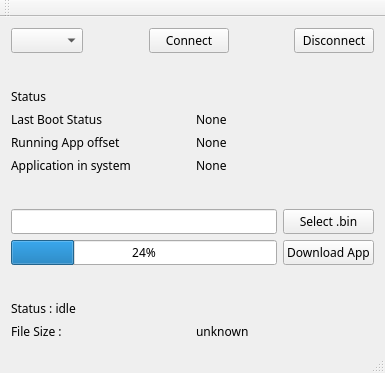
The window that SecureBootLoader/Downloader_GUI/downloader/mainwindow.ui (ablinux/thesourcecode) describes before a commit, drawn with Qt 5.
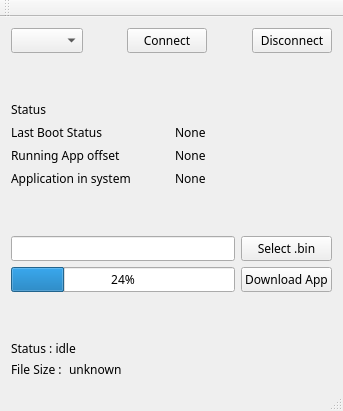
The same window after the commit. Icons and pictures are not drawn.

```diff
--- a/SecureBootLoader/Downloader_GUI/downloader/mainwindow.ui
+++ b/SecureBootLoader/Downloader_GUI/downloader/mainwindow.ui
@@ -9,8 +9,8 @@
    <rect>
     <x>0</x>
     <y>0</y>
-    <width>385</width>
-    <height>373</height>
+    <width>343</width>
+    <height>411</height>
    </rect>
   </property>
   <property name="font">
@@ -31,8 +31,100 @@
    <enum>QTabWidget::Rounded</enum>
   </property>
   <widget class="QWidget" name="centralWidget">
-   <layout class="QGridLayout" name="gridLayout_5">
-    <item row="0" column="0">
+   <layout class="QFormLayout" name="formLayout">
+    <item row="1" column="0">
+     <spacer name="verticalSpacer_3">
+      <property name="orientation">
+       <enum>Qt::Vertical</enum>
+      </property>
+      <property name="sizeHint" stdset="0">
+       <size>
+        <width>20</width>
+        <height>40</height>
+       </size>
+      </property>
+     </spacer>
+    </item>
+    <item row="3" column="0">
+     <spacer name="verticalSpacer_2">
+      <property name="orientation">
+       <enum>Qt::Vertical</enum>
+      </property>
+      <property name="sizeHint" stdset="0">
+       <size>
+        <width>20</width>
+        <height>40</height>
+       </size>
+      </property>
+     </spacer>
+    </item>
+    <item row="5" column="0">
+     <spacer name="verticalSpacer">
+      <property name="orientation">
+       <enum>Qt::Vertical</enum>
+      </property>
+      <property name="sizeHint" stdset="0">
+       <size>
+        <width>20</width>
+        <height>40</height>
+       </size>
+      </property>
+     </spacer>
+    </item>
+    <item row="2" column="0" colspan="2">
+     <layout class="QGridLayout" name="gridLayout">
+      <item row="0" column="0">
+       <widget class="QLabel" name="label_rd">
+        <property name="text">
+         <string>Status</string>
+        </property>
+       </widget>
+      </item>
+      <item row="1" column="0">
+       <widget class="QLabel" name="label_rd1">
+        <property name="text">
+         <string>Last Boot Status</string>
+        </property>
+       </widget>
+      </item>
+      <item row="1" column="1">
+       <widget class="QLabel" name="label_wr_lbs">
+        <property name="text">
+         <string>None</string>
+        </property>
+       </widget>
+      </item>
+      <item row="2" column="0">
+       <widget class="QLabel" name="label_rd2">
+        <property name="text">
+         <string>Running App offset</string>
+        </property>
+       </widget>
+      </item>
+      <item row="2" column="1">
+       <widget class="QLabel" name="label_wr_ofst">
+        <property name="text">
+         <string>None</string>
+        </property>
+       </widget>
+      </item>
+      <item row="3" column="0">
+       <widget class="QLabel" name="label_rd_3">
+        <property name="text">
+         <string>Application in system</string>
+        </property>
+       </widget>
+      </item>
+      <item row="3" column="1">
+       <widget class="QLabel" name="label_wr_apcount_2">
+        <property name="text">
+         <string>None</string>
+        </property>
+       </widget>
+      </item>
+     </layout>
+    </item>
+    <item row="0" column="0" colspan="2">
      <layout class="QGridLayout" name="gridLayout_4">
       <item row="0" column="0">
        <widget class="QComboBox" name="comboBox"/>
@@ -79,7 +171,7 @@
       </item>
      </layout>
     </item>
-    <item row="4" column="0">
+    <item row="4" column="0" colspan="2">
      <layout class="QGridLayout" name="gridLayout_2">
       <item row="0" column="0">
        <widget class="QLineEdit" name="fileLocation"/>
@@ -107,61 +199,18 @@
       </item>
      </layout>
     </item>
-    <item row="2" column="0">
-     <layout class="QGridLayout" name="gridLayout">
-      <item row="0" column="0">
-       <widget class="QLabel" name="label_rd">
-        <property name="text">
-         <string>Status</string>
-        </property>
-       </widget>
-      </item>
-      <item row="1" column="0">
-       <widget class="QLabel" name="label_rd1">
-        <property name="text">
-         <string>Last Boot Status</string>
-        </property>
-       </widget>
-      </item>
-      <item row="1" column="1">
-       <widget class="QLabel" name="label_wr_lbs">
-        <property name="text">
-         <string>None</string>
-        </property>
-       </widget>
-      </item>
-      <item row="2" column="0">
-       <widget class="QLabel" name="label_rd2">
-        <property name="text">
-         <string>Running App offset</string>
-        </property>
-       </widget>
-      </item>
-      <item row="2" column="1">
-       <widget class="QLabel" name="label_wr_ofst">
-        <property name="text">
-         <string>None</string>
-        </property>
-       </widget>
-      </item>
-      <item row="3" column="0">
-       <widget class="QLabel" name="label_rd_3">
-        <property name="text">
-         <string>Application in system</string>
-        </property>
-       </widget>
-      </item>
-      <item row="3" column="1">
-       <widget class="QLabel" name="label_wr_apcount_2">
-        <property name="text">
-         <string>None</string>
-        </property>
-       </widget>
-      </item>
-     </layout>
-    </item>
     <item row="6" column="0">
      <layout class="QGridLayout" name="gridLayout_3">
+      <property name="spacing">
+       <number>4</number>
+      </property>
+      <item row="1" column="1">
+       <widget class="QLabel" name="fileSizeWR">
+        <property name="text">
+         <string>unknown</string>
+        </property>
+       </widget>
+      </item>
       <item row="0" column="0" colspan="2">
        <widget class="QLabel" name="downloadStatus">
         <property name="text">
@@ -169,13 +218,6 @@
         </property>
        </widget>
       </item>
-      <item row="1" column="1">
-       <widget class="QLabel" name="fileSizeWR">
-        <property name="text">
-         <string>unknown</string>
-        </property>
-       </widget>
-      </item>
       <item row="1" column="0">
        <widget class="QLabel" name="fileSizeRD">
         <property name="text">
@@ -185,45 +227,6 @@
       </item>
      </layout>
     </item>
-    <item row="5" column="0">
-     <spacer name="verticalSpacer">
-      <property name="orientation">
-       <enum>Qt::Vertical</enum>
-      </property>
-      <property name="sizeHint" stdset="0">
-       <size>
-        <width>20</width>
-        <height>40</height>
-       </size>
-      </property>
-     </spacer>
-    </item>
-    <item row="1" column="0">
-     <spacer name="verticalSpacer_3">
-      <property name="orientation">
-       <enum>Qt::Vertical</enum>
-      </property>
-      <property name="sizeHint" stdset="0">
-       <size>
-        <width>20</width>
-        <height>40</height>
-       </size>
-      </property>
-     </spacer>
-    </item>
-    <item row="3" column="0">
-     <spacer name="verticalSpacer_2">
-      <property name="orientation">
-       <enum>Qt::Vertical</enum>
-      </property>
-      <property name="sizeHint" stdset="0">
-       <size>
-        <width>20</width>
-        <height>40</height>
-       </size>
-      </property>
-     </spacer>
-    </item>
    </layout>
   </widget>
   <widget class="QMenuBar" name="menuBar">
@@ -231,7 +234,7 @@
     <rect>
      <x>0</x>
      <y>0</y>
-     <width>385</width>
+     <width>343</width>
      <height>22</height>
     </rect>
    </property>
```
